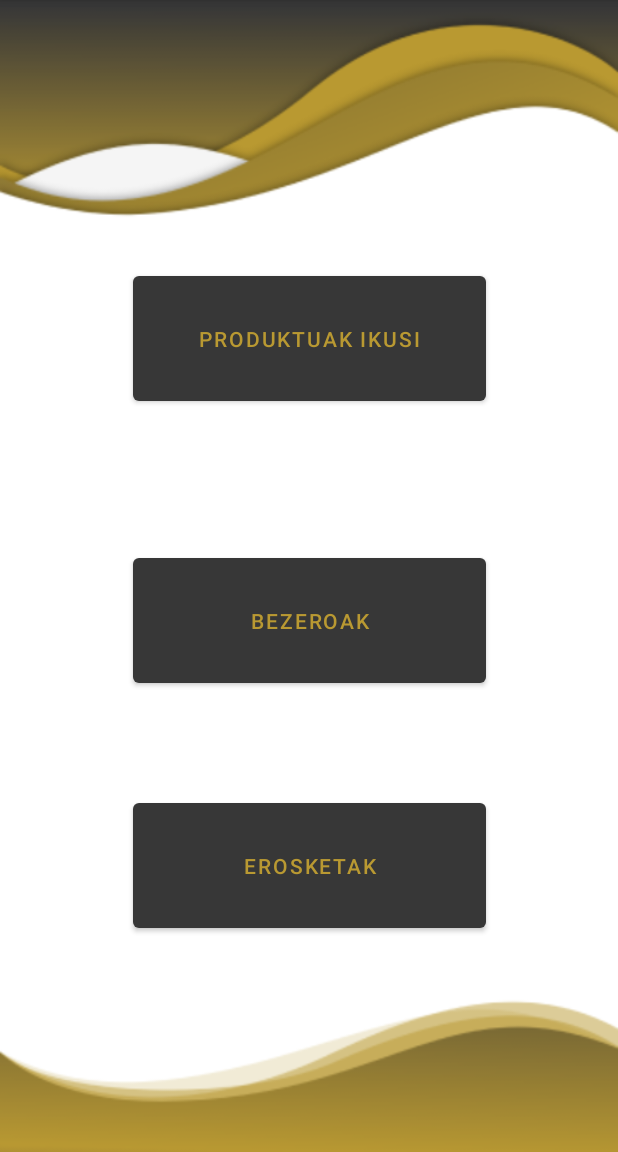
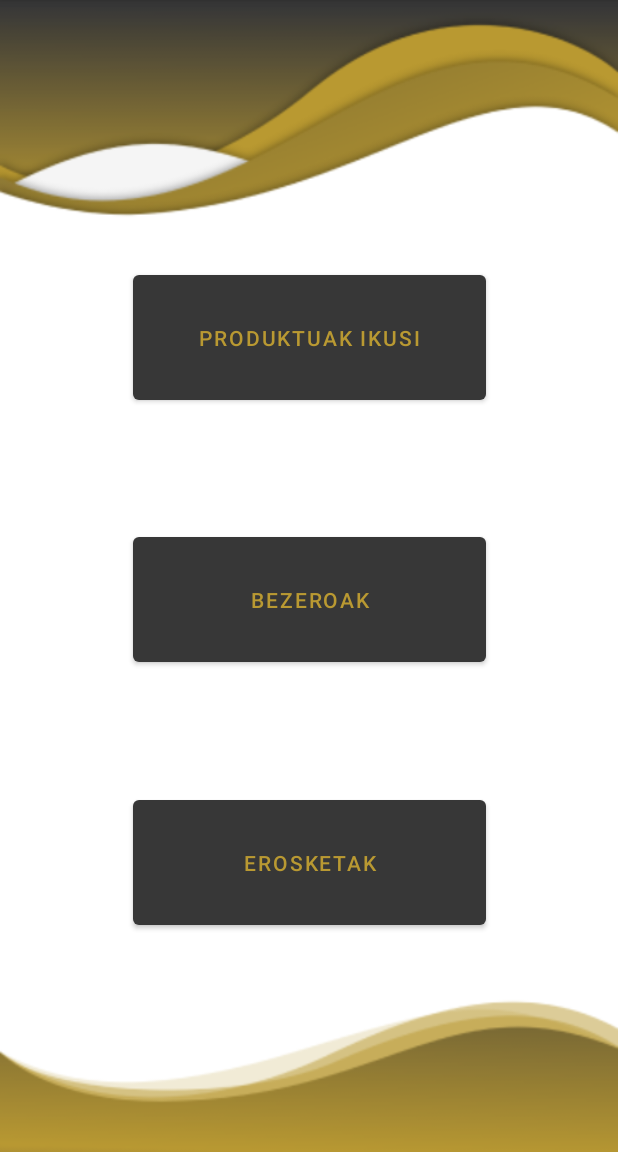
Before and after one commit to asierblaz/Erronka, an Android app: the screen it shows after launch (MainActivity), on a phone screen of 412 x 824 dp, the part 84-1236 px from its top. Run offline under Robolectric (Android 15) with nearby library versions, the phone set to English and light mode, and no system bars.

Commit message:
14/10/2021

```diff
--- a/PatosdeGoma/app/src/main/java/com/example/patosdegoma/ListaProductos.java
+++ b/PatosdeGoma/app/src/main/java/com/example/patosdegoma/ListaProductos.java
@@ -34,6 +34,7 @@ public class ListaProductos extends AppCompatActivity implements SearchView.OnQu
 
 
     private SearchView search;
+    private ArrayList<Produktua> prods;
 
     @Override
     protected void onCreate(Bundle savedInstanceState) {
@@ -116,7 +117,7 @@ public class ListaProductos extends AppCompatActivity implements SearchView.OnQu
             if (p.getCategoria().toLowerCase().equals(categoria.toLowerCase())) {
                 prods.add(p);
             }
-            produktuakActual=prods;
+            produktuakActual = prods;
             produktuakAdapter = new ArrayAdapter<Produktua>(this, android.R.layout.simple_list_item_1, produktuakActual);
             listaProductos.setAdapter(produktuakAdapter);
 
@@ -144,7 +145,7 @@ public class ListaProductos extends AppCompatActivity implements SearchView.OnQu
                 if (p.getName().toLowerCase().contains(name)) {
                     prods.add(p);
                 }
-                produktuakActual=prods;
+                produktuakActual =prods;
                 produktuakAdapter = new ArrayAdapter<Produktua>(this, android.R.layout.simple_list_item_1, produktuakActual);
                 listaProductos.setAdapter(produktuakAdapter);
 
--- a/PatosdeGoma/app/src/main/res/layout/activity_main.xml
+++ b/PatosdeGoma/app/src/main/res/layout/activity_main.xml
@@ -19,7 +19,7 @@
         app:layout_constraintEnd_toEndOf="parent"
         app:layout_constraintStart_toStartOf="parent"
         app:layout_constraintTop_toTopOf="parent"
-        app:layout_constraintVertical_bias="0.265" />
+        app:layout_constraintVertical_bias="0.264" />
 
     <Button
         android:id="@+id/verProductosButton3"
@@ -30,7 +30,7 @@
         app:layout_constraintEnd_toEndOf="parent"
         app:layout_constraintStart_toStartOf="parent"
         app:layout_constraintTop_toTopOf="parent"
-        app:layout_constraintVertical_bias="0.544" />
+        app:layout_constraintVertical_bias="0.523" />
 
     <Button
         android:id="@+id/verProductosButton2"
@@ -41,6 +41,6 @@
         app:layout_constraintEnd_toEndOf="parent"
         app:layout_constraintStart_toStartOf="parent"
         app:layout_constraintTop_toTopOf="parent"
-        app:layout_constraintVertical_bias="0.787" />
+        app:layout_constraintVertical_bias="0.784" />
 
 </androidx.constraintlayout.widget.ConstraintLayout>
```
